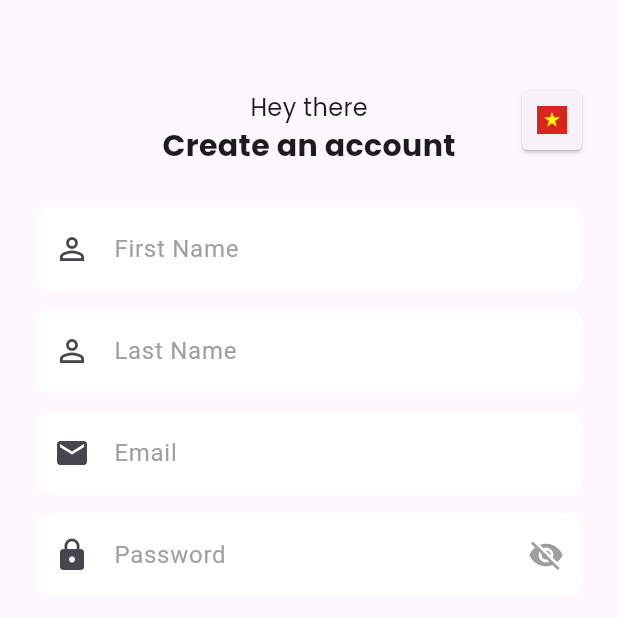
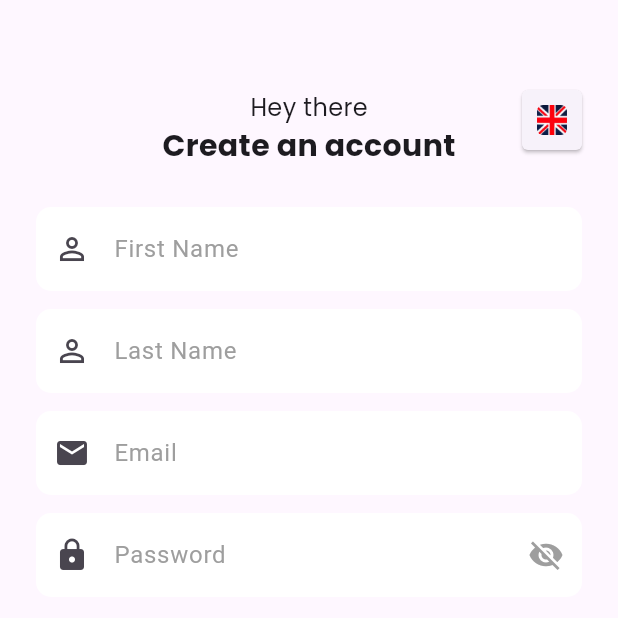
Before and after one commit to vhoangbk/aladin-intern-flutter, a Flutter app: the screen it shows after launch, on a phone screen of 412 x 824 dp, the top half of it. Run offline on Flutter 3.47's test engine with Material 3 defaults, Android fonts, the phone set to English and light mode, and no system bars; our stand-ins replace easy_localization, equatable, flutter_bloc, go_router, shared_preferences, smooth_page_indicator; Roboto replaces fonts that are missing (Inter-Italic-VariableFont_opsz,wght).

Commit message:
Chinh sua language button

```diff
--- a/lib/navigator/navigator_widget/language_button.dart
+++ b/lib/navigator/navigator_widget/language_button.dart
@@ -2,84 +2,63 @@ import 'package:easy_localization/easy_localization.dart';
 import 'package:flutter/material.dart';
 import 'package:shared_preferences/shared_preferences.dart';
 
-//Button chon ngon ngu
-class LanguageButton extends StatefulWidget
-{
+class LanguageButton extends StatefulWidget {
+  const LanguageButton({super.key});
+
   @override
-  _LanguageButtonState createState() => _LanguageButtonState();
-
+  State<LanguageButton> createState() => _LanguageButtonState();
 }
 
-class _LanguageButtonState extends State<LanguageButton>{
-  String _language = 'vi';
+class _LanguageButtonState extends State<LanguageButton> {
+  Locale? _currentLocale;
 
   @override
-  void initState(){
-    super.initState();
-    _loadLanguage();
+  void didChangeDependencies() {
+    super.didChangeDependencies();
+    final locale = context.locale;
+    if (_currentLocale != locale) {
+      setState(() {
+        _currentLocale = locale;
+      });
+    }
   }
 
-  // Lấy ngôn ngữ đã lưu
-  Future<void> _loadLanguage() async{
-    final prefs = await SharedPreferences.getInstance();
-    setState(() {
-      _language = prefs.getString('language') ?? 'vi';
-    });
-  }
-
-  //Lưu ngôn ngữ với lần các lần mở app sau
-  Future<void> _saveLanguage(String lang) async{
-    final prefs = await SharedPreferences.getInstance();
-    await prefs.setString('language', lang);
-  }
-
-  void _showLanguageSelector(BuildContext context){
+  // an nut thay doi ngon ngu
+  void _showLanguageSelector(BuildContext context) {
     showModalBottomSheet(
       context: context,
       builder: (_) => Column(
         mainAxisSize: MainAxisSize.min,
         children: [
           ListTile(
-              leading: SizedBox (
-                height: 25,
-                width: 25,
-                child: Image.asset("assets/images/england.jpg")
-              ),
+            leading: Image.asset("assets/images/england.jpg", height: 25, width: 25),
             title: const Text("English"),
             onTap: () async {
-                await _saveLanguage('en');
-                context.setLocale(const Locale('en'));
-                setState(() {
-                  _language = 'en';
-                });
+              await context.setLocale(const Locale('en'));
+              final prefs = await SharedPreferences.getInstance();
+              await prefs.setString('language', 'en');
               Navigator.pop(context);
             },
           ),
-
           ListTile(
-              leading: SizedBox(
-                height: 25,
-                width: 25,
-                child: Image.asset("assets/images/vietnamese.jpeg")
-              ),
+            leading: Image.asset("assets/images/vietnamese.jpeg", height: 25, width: 25),
             title: const Text("Vietnamese"),
-              onTap: () async{
-                await _saveLanguage('vi');
-                context.setLocale(const Locale('vi'));
-                setState(() {
-                  _language = 'vi';
-                });
+            onTap: () async {
+              await context.setLocale(const Locale('vi'));
+              final prefs = await SharedPreferences.getInstance();
+              await prefs.setString('language', 'vi');
               Navigator.pop(context);
             },
           ),
-        ]
-      )
+        ],
+      ),
     );
   }
 
   @override
-  Widget build (BuildContext context){
-    String flagAsset = _language == 'vi'
+  Widget build(BuildContext context) {
+    final langCode = context.locale.languageCode;
+    final flagAsset = langCode == 'vi'
         ? 'assets/images/vietnamese.jpeg'
         : 'assets/images/england.jpg';
 
@@ -90,24 +69,14 @@ class _LanguageButtonState extends State<LanguageButton>{
         onPressed: () => _showLanguageSelector(context),
         style: ElevatedButton.styleFrom(
           elevation: 1,
-          padding: const EdgeInsets.symmetric(horizontal: 10, vertical: 10),
-          shape: RoundedRectangleBorder(borderRadius: BorderRadiusGeometry.circular(4))
+          padding: const EdgeInsets.all(6),
+          shape: RoundedRectangleBorder(borderRadius: BorderRadius.circular(4)),
         ),
-        child: Row(
-          mainAxisAlignment: MainAxisAlignment.center,
-          mainAxisSize: MainAxisSize.max,
-          children: [
-            ClipRRect(
-              borderRadius: BorderRadius.zero,
-              child: Image.asset(
-                flagAsset,
-                height: 20,
-                width: 20,
-              )
-            )
-          ],
-        )
-      )
+        child: ClipRRect(
+          borderRadius: BorderRadius.circular(4),
+          child: Image.asset(flagAsset, height: 20, width: 20),
+        ),
+      ),
     );
   }
 }
```
Also changed, not shown: lib/navigator/navigator_screen/create_account_screen.dart (+14 -0 lines). Lines whose indentation alone changed are shown as unchanged.
